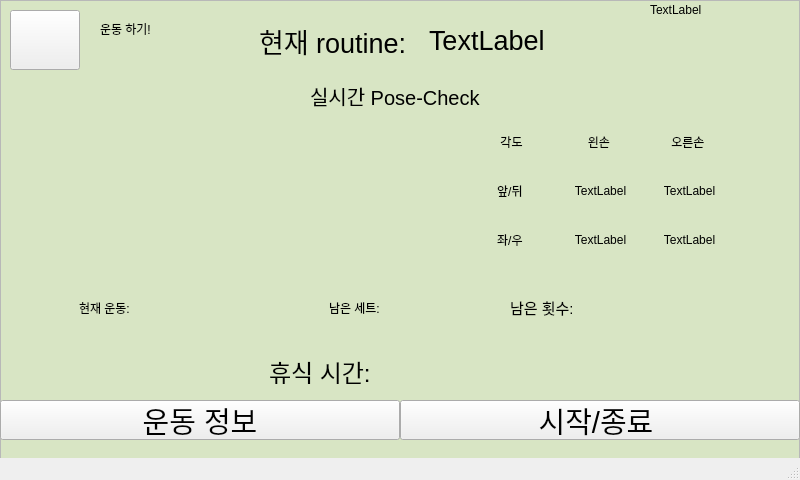
Old version of the form ESE_2022_Robot/GUI_DB/userui.ui in the repository SagongUihun/ESE_2022_MutualHelp.
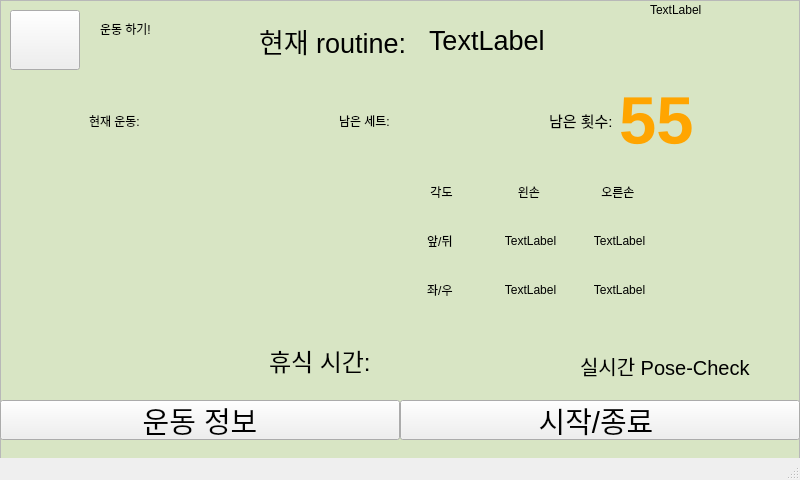
New version of the form. The open tabs and pages were chosen to show the change. Icons and pictures are not drawn.

```diff
--- a/ESE_2022_Robot/GUI_DB/userui.ui
+++ b/ESE_2022_Robot/GUI_DB/userui.ui
@@ -20,6 +20,9 @@
 }
 
 
+#lefttry_2,#label_7,#leftset_2,#resttime_2{
+	color: orange;
+}
 
 #start_1,#seerecord_1,#calibration_1{
 	
@@ -1257,8 +1260,8 @@
       <widget class="QWidget" name="gridLayoutWidget">
        <property name="geometry">
         <rect>
-         <x>470</x>
-         <y>120</y>
+         <x>400</x>
+         <y>170</y>
          <width>261</width>
          <height>141</height>
         </rect>
@@ -1359,8 +1362,8 @@
       <widget class="QLabel" name="label_17">
        <property name="geometry">
         <rect>
-         <x>310</x>
-         <y>80</y>
+         <x>580</x>
+         <y>350</y>
          <width>171</width>
          <height>31</height>
         </rect>
@@ -1377,10 +1380,10 @@
       <widget class="QFrame" name="frame_18">
        <property name="geometry">
         <rect>
-         <x>60</x>
-         <y>276</y>
+         <x>70</x>
+         <y>70</y>
          <width>671</width>
-         <height>71</height>
+         <height>101</height>
         </rect>
        </property>
        <property name="frameShape">
@@ -1395,7 +1398,7 @@
           <x>10</x>
           <y>10</y>
           <width>231</width>
-          <height>43</height>
+          <height>81</height>
          </rect>
         </property>
         <property name="frameShape">
@@ -1416,7 +1419,7 @@
           <widget class="QLabel" name="label_7">
            <property name="font">
             <font>
-             <pointsize>20</pointsize>
+             <pointsize>35</pointsize>
              <weight>75</weight>
              <bold>true</bold>
             </font>
@@ -1434,7 +1437,7 @@
           <x>260</x>
           <y>10</y>
           <width>156</width>
-          <height>43</height>
+          <height>81</height>
          </rect>
         </property>
         <property name="frameShape">
@@ -1455,7 +1458,7 @@
           <widget class="QLabel" name="leftset_2">
            <property name="font">
             <font>
-             <pointsize>20</pointsize>
+             <pointsize>50</pointsize>
              <weight>75</weight>
              <bold>true</bold>
             </font>
@@ -1470,10 +1473,10 @@
        <widget class="QFrame" name="frame_24">
         <property name="geometry">
          <rect>
-          <x>440</x>
+          <x>470</x>
           <y>10</y>
-          <width>231</width>
-          <height>43</height>
+          <width>163</width>
+          <height>81</height>
          </rect>
         </property>
         <property name="font">
@@ -1488,46 +1491,36 @@
         <property name="frameShadow">
          <enum>QFrame::Raised</enum>
         </property>
-        <widget class="QLabel" name="lefttry_2">
-         <property name="geometry">
-          <rect>
-           <x>89</x>
-           <y>10</y>
-           <width>131</width>
-           <height>20</height>
-          </rect>
-         </property>
-         <property name="font">
-          <font>
-           <pointsize>20</pointsize>
-           <weight>75</weight>
-           <bold>true</bold>
-          </font>
-         </property>
-         <property name="text">
-          <string/>
-         </property>
-        </widget>
-        <widget class="QLabel" name="label_89">
-         <property name="geometry">
-          <rect>
-           <x>10</x>
-           <y>10</y>
-           <width>62</width>
-           <height>23</height>
-          </rect>
-         </property>
-         <property name="font">
-          <font>
-           <pointsize>11</pointsize>
-           <weight>50</weight>
-           <bold>false</bold>
-          </font>
-         </property>
-         <property name="text">
-          <string>남은 횟수:</string>
-         </property>
-        </widget>
+        <layout class="QHBoxLayout" name="horizontalLayout_10">
+         <item>
+          <widget class="QLabel" name="label_89">
+           <property name="font">
+            <font>
+             <pointsize>11</pointsize>
+             <weight>50</weight>
+             <bold>false</bold>
+            </font>
+           </property>
+           <property name="text">
+            <string>남은 횟수:</string>
+           </property>
+          </widget>
+         </item>
+         <item>
+          <widget class="QLabel" name="lefttry_2">
+           <property name="font">
+            <font>
+             <pointsize>50</pointsize>
+             <weight>75</weight>
+             <bold>true</bold>
+            </font>
+           </property>
+           <property name="text">
+            <string>55</string>
+           </property>
+          </widget>
+         </item>
+        </layout>
        </widget>
       </widget>
       <widget class="QLabel" name="time_2">
@@ -1560,9 +1553,9 @@
        <property name="geometry">
         <rect>
          <x>260</x>
-         <y>350</y>
+         <y>320</y>
          <width>261</width>
-         <height>43</height>
+         <height>81</height>
         </rect>
        </property>
        <property name="frameShape">
@@ -1588,7 +1581,7 @@
          <widget class="QLabel" name="resttime_2">
           <property name="font">
            <font>
-            <pointsize>20</pointsize>
+            <pointsize>55</pointsize>
            </font>
           </property>
           <property name="text">
```
Left out of the diff: 25 changed lines with no effect on the pictures.
